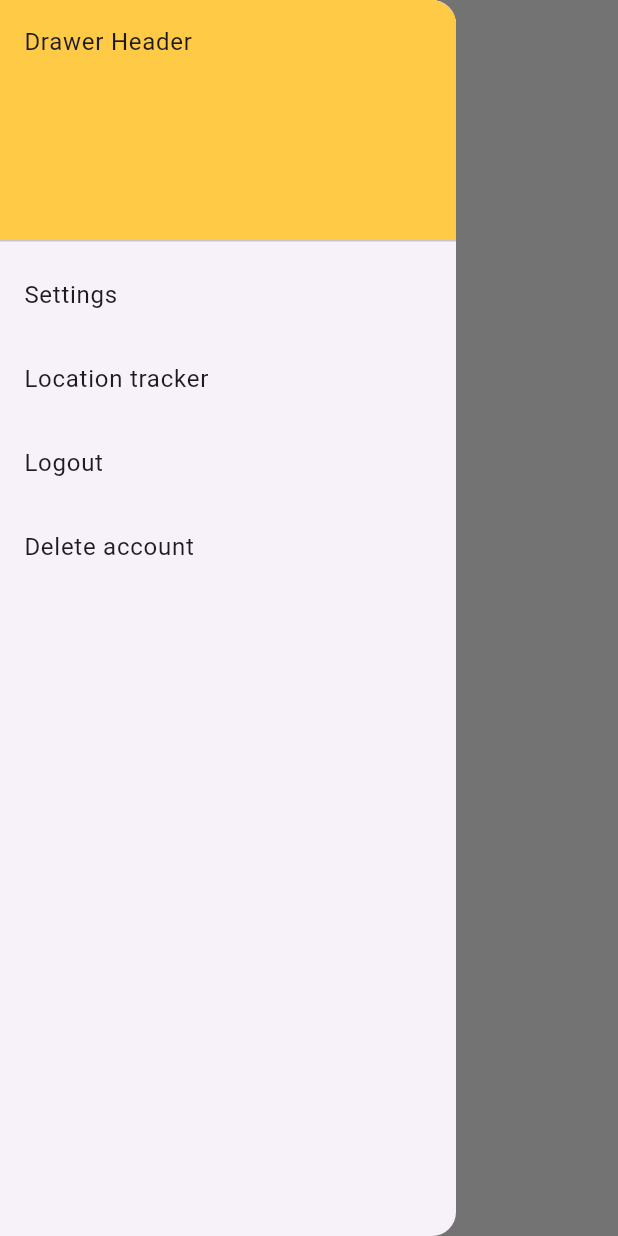
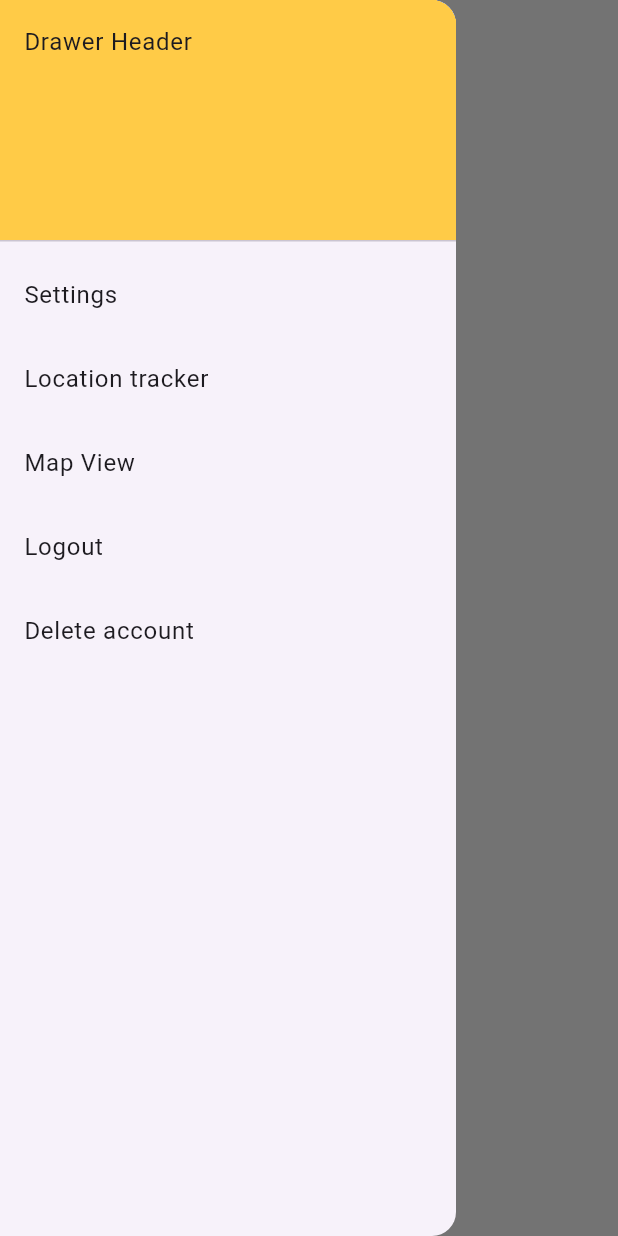
Before and after one commit to mohamedmahmoud95/smart-charging-echo-system-app, a Flutter app: the HomeSceen screen opened by its route, with the side drawer open, on a phone screen of 412 x 824 dp. Run offline on Flutter 3.47's test engine with Material 3 defaults, Android fonts, the phone set to English and light mode, and no system bars; our stand-ins replace firebase_auth, firebase_core, flutter_secure_storage, google_maps_flutter, location, permission_handler; accounts and stored records are empty.

```diff
--- a/lib/core/config/app_router.dart
+++ b/lib/core/config/app_router.dart
@@ -4,6 +4,7 @@ import '../../features/authentication/presentation/pages/sign_in_screen.dart';
 import '../../features/authentication/presentation/pages/sign_up_screen.dart';
 import '../../features/home_screen/presentation/pages/home_sceen.dart';
 import '../../features/location_tracker/presentation/pages/location_tracker_test.dart';
+import '../../features/map_view/presentation/pages/map_view_screen.dart';
 
 
 const String rootRoute = '/';
@@ -14,7 +15,7 @@ const String settingsRoute = 'settings_screen_route';
 const  String profileRoute = 'profile_screen_route';
 const  String homeRoute = 'home_screen_route';
 const String locationTrackerScreenRoute = "location_tracker_screen_route";
-
+const String mapViewScreenRoute = "map_view_screen_route";
 class AppRouter {
 
 
@@ -38,6 +39,11 @@ class AppRouter {
 
       case "location_tracker_screen_route":
         return MaterialPageRoute(builder: (context) =>  const LocationScreen());
+
+     case "map_view_screen_route":
+        return MaterialPageRoute(builder: (context) =>  const MapViewScreen());
+
+
       default:
         return MaterialPageRoute(builder: (context) => const SignInScreen());
     }
--- a/lib/features/home_screen/presentation/pages/home_sceen.dart
+++ b/lib/features/home_screen/presentation/pages/home_sceen.dart
@@ -42,6 +42,14 @@ class HomeSceen extends StatelessWidget {
               },
               title: const Text('Location tracker'),
             ),
+
+            ListTile(
+              onTap: () {
+                Navigator.of(context).pushNamed("map_view_screen_route");
+              },
+              title: const Text('Map View '),
+            ),
+
 
             ListTile(
               onTap: () {
```
Also changed, not shown: lib/features/location_tracker/presentation/pages/location_tracker_test.dart (+15 -8 lines), lib/features/map_view/presentation/pages/map_view_screen.dart (added, +43 -0 lines), 6 other files.
